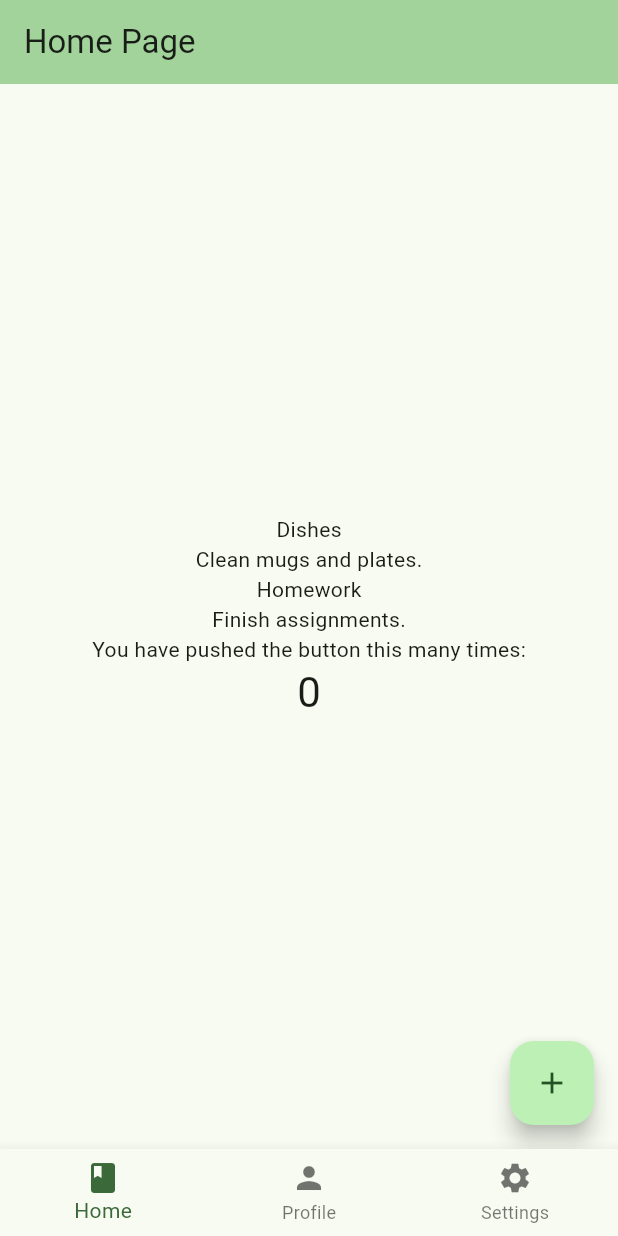
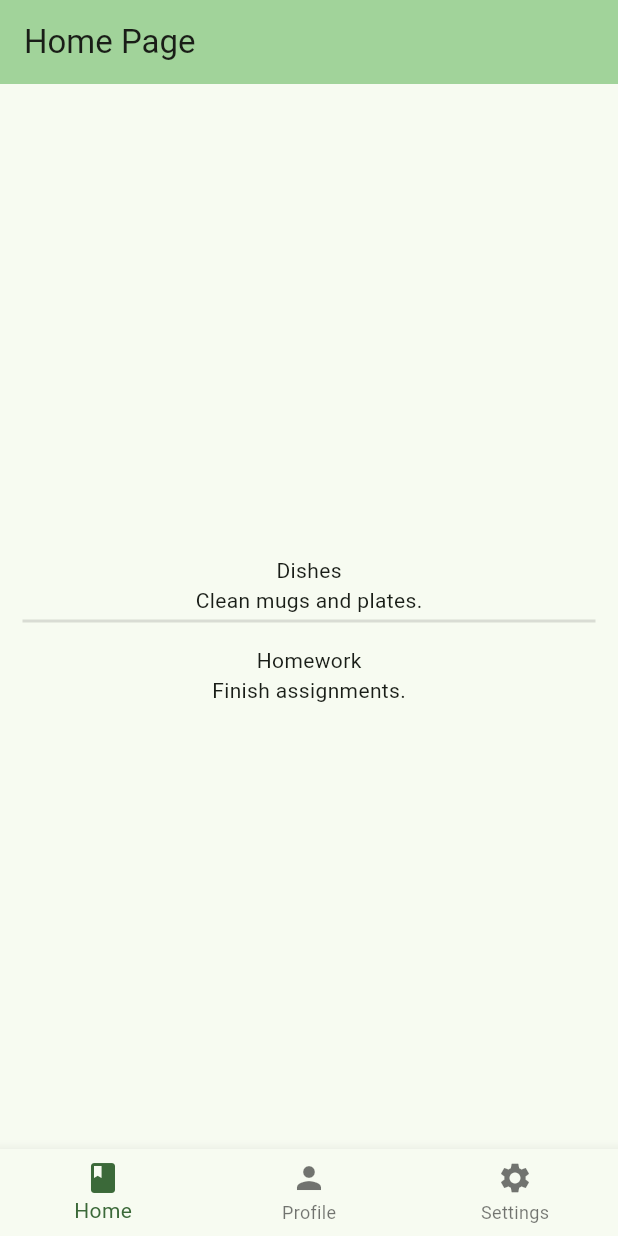
Before and after one commit to dw0nji/task_manager_2, a Flutter app: the screen it shows after launch, on a phone screen of 412 x 824 dp. Run offline on Flutter 3.47's test engine with Material 3 defaults, Android fonts, the phone set to English and light mode, and no system bars; our stand-ins replace go_router.

Commit message:
Custom Container

```diff
--- a/lib/HomePage.dart
+++ b/lib/HomePage.dart
@@ -41,29 +41,82 @@ class _MyHomePageState extends State<MyHomePage> {
         // the App.build method, and use it to set our appbar title.
         title: Text(widget.title),
       ),
-      body: Center(
+      body: LayoutBuilder(
+        builder: (BuildContext context, BoxConstraints viewportConstraints){
+          return SingleChildScrollView(
+            child: ConstrainedBox(
+              constraints:
+                BoxConstraints(minHeight: viewportConstraints.maxHeight),
 
-        child: Column(
-          mainAxisAlignment: MainAxisAlignment.center,
-          children: <Widget>[
-            UserTaskUI(title: 'Dishes', description: 'Clean mugs and plates.', date: DateTime.now()),
-            UserTaskUI(title: 'Homework', description: 'Finish assignments.', date: DateTime.now()),
+              child: Center(
 
-            const Text(
-              'You have pushed the button this many times:',
+                child: Column(
+                  mainAxisAlignment: MainAxisAlignment.center,
+                  children: <Widget>[
+                    Container(
+                      margin: const EdgeInsets.all(15.0),
+                      padding: const EdgeInsets.all(3.0),
+                      width: double.infinity,
+                      decoration: BoxDecoration(
+                          border: Border(
+                            bottom: BorderSide(
+                              color: Colors.black12,
+                              width: 2.0,
+                            ),
+                          ),
+                      ),
+                      child:UserTaskUI(title: 'Dishes', description: 'Clean mugs and plates.', date: DateTime.now()),
+                    ),
+                    UserTaskUI(title: 'Homework', description: 'Finish assignments.', date: DateTime.now()),
+                  ],
+                ),
+              ),
             ),
-            Text(
-              '$_counter',
-              style: Theme.of(context).textTheme.headlineMedium,
-            ),
-          ],
+          );
+        }
+      ),
+      );
+  }
+}
+
+class TimeContainer extends StatefulWidget {
+  const TimeContainer({super.key, required this.date});
+
+  final DateTime date;
+
+  @override
+  State<TimeContainer> createState() => _TimeContainerState();
+}
+class _TimeContainerState extends State<TimeContainer>{
+
+  @override
+  Widget build(BuildContext context) {
+    return Container(
+      margin: const EdgeInsets.all(15.0),
+      padding: const EdgeInsets.all(3.0),
+      width: double.infinity,
+      decoration: BoxDecoration(
+        border: Border(
+          bottom: BorderSide(
+            color: Colors.black12,
+            width: 2.0,
+          ),
         ),
       ),
-      floatingActionButton: FloatingActionButton(
-        onPressed: _incrementCounter,
-        tooltip: 'Increment',
-        child: const Icon(Icons.add),
-      ), // This trailing comma makes auto-formatting nicer for build methods.
+      child: Row(
+        mainAxisAlignment: MainAxisAlignment.spaceEvenly,
+        children: <Widget> [
+            UserTaskUI(title: 'Dishes',
+              description: 'Clean mugs and plates.',
+              date: DateTime.now()
+            ),
+            Text(widget.date.toString()),
+        ],
+      ),
     );
+
+
+
   }
+
 }
```
